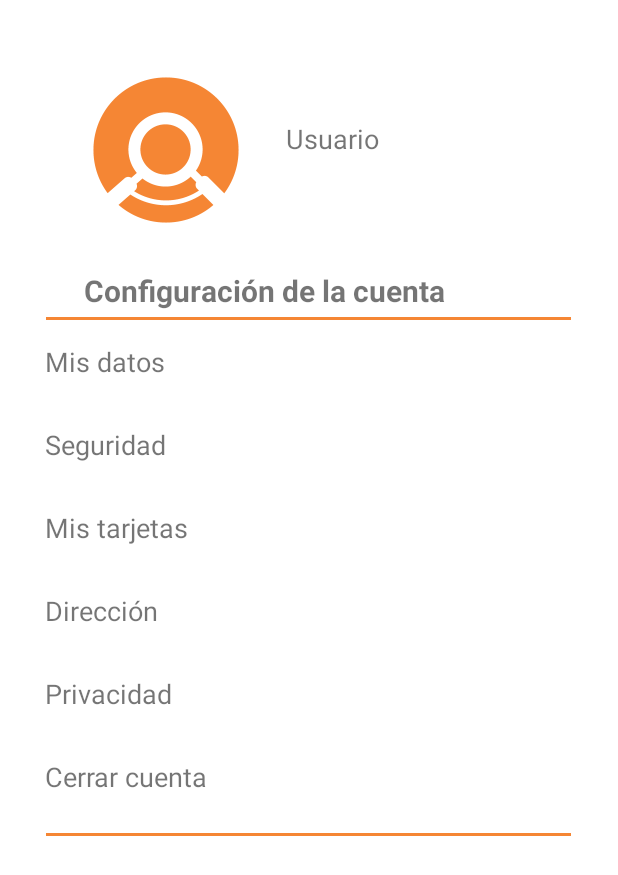
After one commit to NallelyRAM/Pestamos_Faciles, an Android app: the layout cuenta.xml on its own in the app's theme, with its tools: preview values and no code run, on a phone screen of 412 x 824 dp. The commit adds this screen. Shown: the top 875 px of the screen. Run offline under Robolectric (Android 15) with nearby library versions, the light colour scheme and no system bars.

Commit message:
Inicio de diseño
Pantalla de registro, recuperacion y confiamacion de contraseña, y cuenta

```diff
--- /dev/null
+++ b/app/src/main/res/layout/cuenta.xml
@@ -0,0 +1,109 @@
+<?xml version="1.0" encoding="utf-8"?>
+<LinearLayout xmlns:android="http://schemas.android.com/apk/res/android"
+    xmlns:app="http://schemas.android.com/apk/res-auto"
+    android:layout_width="match_parent"
+    android:layout_height="match_parent"
+    android:orientation="vertical">
+
+    <LinearLayout
+        android:layout_width="350dp"
+        android:layout_height="100dp"
+        android:orientation="horizontal"
+        android:layout_gravity="center"
+        android:layout_marginTop="50dp">
+
+        <ImageView
+            android:id="@+id/imageView"
+            android:layout_width="wrap_content"
+            android:layout_height="wrap_content"
+            android:layout_weight="1"
+            app:srcCompat="@drawable/user" />
+
+        <TextView
+            android:id="@+id/tv_cuentaUsuario"
+            android:layout_width="190dp"
+            android:layout_height="50dp"
+            android:layout_marginTop="30dp"
+            android:textSize="18sp"
+            android:text="Usuario"/>
+
+    </LinearLayout>
+
+    <TextView
+        android:id="@+id/tv_configuracionCuenta"
+        android:layout_width="300dp"
+        android:layout_height="wrap_content"
+        android:layout_marginTop="30dp"
+        android:layout_marginBottom="4dp"
+        android:layout_gravity="center"
+        android:text="Configuración de la cuenta"
+        android:textSize="20sp"
+        android:textStyle="bold" />
+
+    <View
+        android:layout_width="350dp"
+        android:layout_height="2dp"
+        android:layout_gravity="center"
+        android:layout_marginBottom="10dp"
+        android:background="@color/purple_500"/>
+
+    <TextView
+        android:id="@+id/tv_misDatos"
+        android:layout_width="190dp"
+        android:layout_height="50dp"
+        android:layout_marginTop="5dp"
+        android:layout_marginLeft="30dp"
+        android:textSize="18sp"
+        android:text="Mis datos"/>
+
+    <TextView
+        android:id="@+id/tv_seguridad"
+        android:layout_width="190dp"
+        android:layout_height="50dp"
+        android:layout_marginTop="5dp"
+        android:layout_marginLeft="30dp"
+        android:textSize="18sp"
+        android:text="Seguridad"/>
+
+    <TextView
+        android:id="@+id/tv_misTarjetas"
+        android:layout_width="190dp"
+        android:layout_height="50dp"
+        android:layout_marginTop="5dp"
+        android:layout_marginLeft="30dp"
+        android:textSize="18sp"
+        android:text="Mis tarjetas"/>
+
+    <TextView
+        android:id="@+id/tv_direccion"
+        android:layout_width="190dp"
+        android:layout_height="50dp"
+        android:layout_marginTop="5dp"
+        android:layout_marginLeft="30dp"
+        android:textSize="18sp"
+        android:text="Dirección"/>
+
+    <TextView
+        android:id="@+id/tv_privacidad"
+        android:layout_width="190dp"
+        android:layout_height="50dp"
+        android:layout_marginTop="5dp"
+        android:layout_marginLeft="30dp"
+        android:textSize="18sp"
+        android:text="Privacidad"/>
+
+    <TextView
+        android:id="@+id/tv_cerrarSesion"
+        android:layout_width="190dp"
+        android:layout_height="50dp"
+        android:layout_marginTop="5dp"
+        android:layout_marginLeft="30dp"
+        android:textSize="18sp"
+        android:text="Cerrar cuenta"/>
+
+    <View
+        android:layout_width="350dp"
+        android:layout_height="2dp"
+        android:layout_gravity="center"
+        android:background="@color/purple_500"/>
+</LinearLayout>
--- a/app/src/main/res/values/colors.xml
+++ b/app/src/main/res/values/colors.xml
@@ -1,7 +1,7 @@
 <?xml version="1.0" encoding="utf-8"?>
 <resources>
     <color name="purple_200">#FFBB86FC</color>
-    <color name="purple_500">#FF6200EE</color>
+    <color name="purple_500">#F58634</color>
     <color name="purple_700">#FF3700B3</color>
     <color name="teal_200">#FF03DAC5</color>
     <color name="teal_700">#FF018786</color>
```
Also changed, not shown: app/src/main/res/drawable/round_button.xml (added, +9 -0 lines), app/src/main/res/drawable/round_textview.xml (added, +14 -0 lines), app/src/main/res/layout/inicio.xml (added, +68 -0 lines), app/src/main/res/layout/perder_contrasenia.xml (added, +44 -0 lines), app/src/main/res/layout/registrar_usuario.xml (added, +131 -0 lines), app/src/main/res/layout/restaurar_contrasenia.xml (added, +36 -0 lines), app/src/main/res/drawable-hdpi/BTON2_ICN.png (added), app/src/main/res/drawable-hdpi/BTON_ICN.png (added), app/src/main/res/drawable-hdpi/LOGO2_ICN.png (added), app/src/main/res/drawable-hdpi/LOGO_ICN1.png (added), app/src/main/res/drawable-hdpi/PRESTODO_ICN.png (added), app/src/main/res/drawable-hdpi/busqueda.png (added), app/src/main/res/drawable-hdpi/home.png (added), app/src/main/res/drawable-hdpi/user.png (added).
